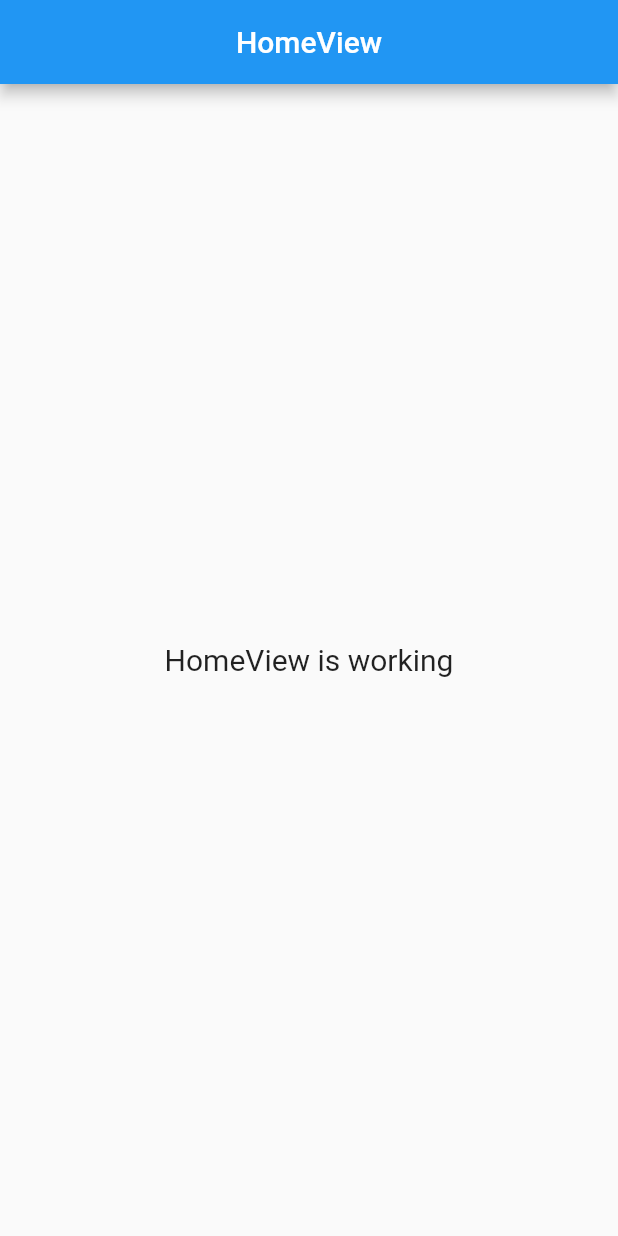
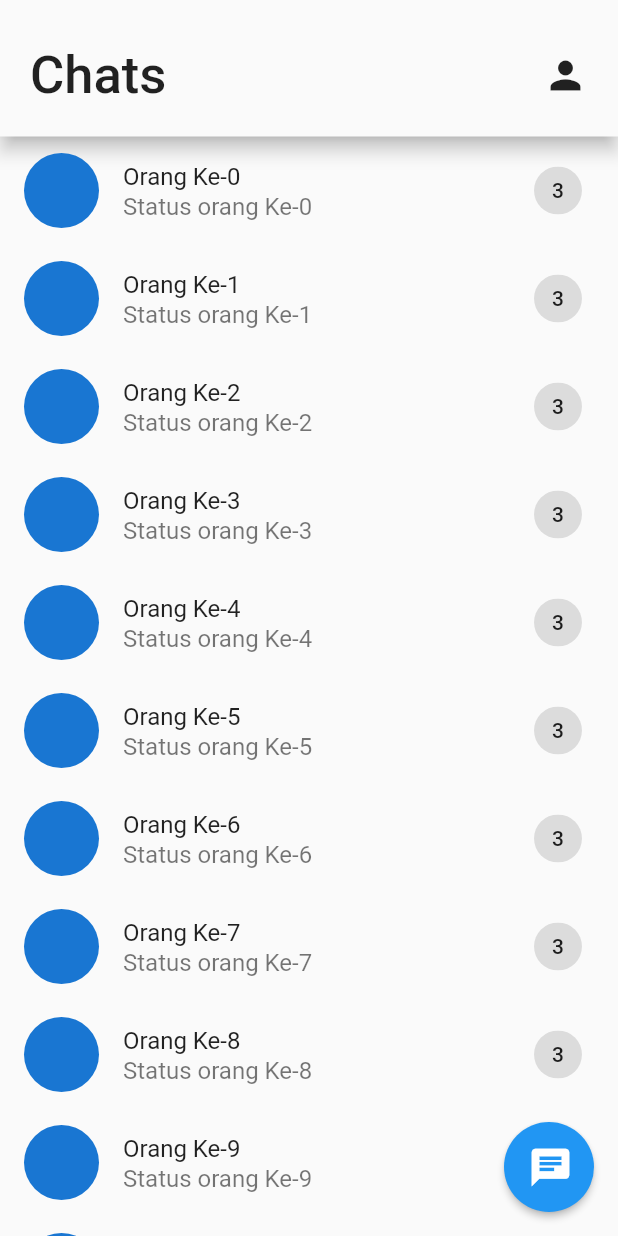
Before and after one commit to IJlnflhbrzDev/fallchat, a Flutter app: the screen it shows after launch, on a phone screen of 412 x 824 dp. Run offline on Flutter 3.47's test engine with Material 2 defaults, Android fonts, the light colour scheme and no system bars; our stand-ins replace firebase_core, get, introduction_screen, lottie; accounts and stored records are empty.

Commit message:
+[UPDATE] DESIGN UI HOME SCREEN

```diff
--- a/lib/app/modules/home/views/home_view.dart
+++ b/lib/app/modules/home/views/home_view.dart
@@ -8,14 +8,61 @@ class HomeView extends GetView<HomeController> {
   @override
   Widget build(BuildContext context) {
     return Scaffold(
-      appBar: AppBar(
-        title: Text('HomeView'),
-        centerTitle: true,
+      floatingActionButton: Container(
+        width: 60,
+        height: 60,
+        child: ElevatedButton(
+            child: Icon(Icons.chat, size: 30),
+            onPressed: () {},
+            style: ButtonStyle(
+              shape: MaterialStateProperty.all<RoundedRectangleBorder>(
+                RoundedRectangleBorder(
+                  borderRadius: BorderRadius.circular(1000.0),
+                ),
+              ),
+            )),
       ),
-      body: Center(
-        child: Text(
-          'HomeView is working',
-          style: TextStyle(fontSize: 20),
+      body: SafeArea(
+        child: Column(
+          children: [
+            Material(
+              elevation: 5,
+              child: Container(
+                padding: EdgeInsets.fromLTRB(20, 30, 20, 20),
+                child: Row(
+                  mainAxisAlignment: MainAxisAlignment.spaceBetween,
+                  children: [
+                    Text(
+                      'Chats',
+                      style:
+                          TextStyle(fontSize: 35, fontWeight: FontWeight.w500),
+                    ),
+                    Icon(Icons.person, size: 30.0),
+                  ],
+                ),
+              ),
+            ),
+            Expanded(
+              child: ListView.builder(
+                itemCount: 20,
+                itemBuilder: (BuildContext context, int index) {
+                  return ListTile(
+                    leading: CircleAvatar(
+                      radius: 25,
+                    ),
+                    title: Text('Orang Ke-$index'),
+                    subtitle: Text(
+                      'Status orang Ke-$index',
+                      style: TextStyle(fontSize: 16),
+                    ),
+                    trailing: Chip(
+                      label: Text('3'),
+                    ),
+                  );
+                },
+              ),
+            ),
+          ],
         ),
       ),
     );
```
